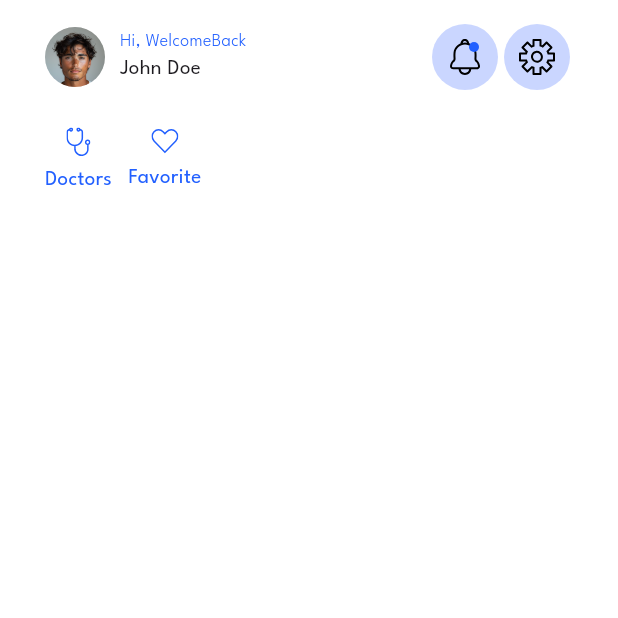
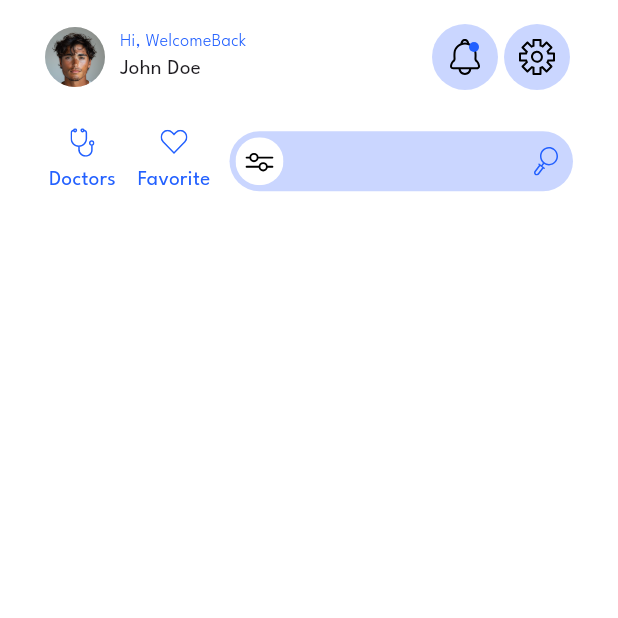
Before and after one commit to IvanLiakhDEV/flutter-markup, a Flutter app: the screen it shows after launch, on a phone screen of 412 x 824 dp, the top half of it. Run offline on Flutter 3.47's test engine with Material 3 defaults, Android fonts, the light colour scheme and no system bars; our stand-ins replace flutter_svg.

Commit message:
Створено віджет SearchBar. Оновлено HomeScreen. Додано нові іконки

```diff
--- a/lib/main.dart
+++ b/lib/main.dart
@@ -17,6 +17,7 @@ class MainApp extends StatelessWidget {
   Widget build(BuildContext context) {
     return MaterialApp(
       debugShowCheckedModeBanner: false,
+
       theme: ThemeData(
         useMaterial3: true,
         fontFamily: 'League Spartan',
--- a/lib/screens/home-screen.dart
+++ b/lib/screens/home-screen.dart
@@ -2,6 +2,7 @@ import 'package:flutter/material.dart';
 import 'package:flutter_markup/core/app-style.dart';
 import 'package:flutter_markup/widgets/app-iconbutton.dart';
 import 'package:flutter_markup/widgets/app-category-tile.dart';
+import 'package:flutter_markup/widgets/app_searchbar.dart';
 import 'package:flutter_svg/flutter_svg.dart';
 
 class HomeScreen extends StatelessWidget {
@@ -30,7 +31,6 @@ class HomeScreen extends StatelessWidget {
                       SizedBox(width: 10),
                       Column(
                         crossAxisAlignment: CrossAxisAlignment.start,
-
                         children: [
                           Text(
                             'Hi, WelcomeBack',
@@ -51,16 +51,10 @@ class HomeScreen extends StatelessWidget {
                     ],
                   ),
                   SizedBox(height: 23),
+
                   Row(
+                    crossAxisAlignment: CrossAxisAlignment.center,
                     children: [
-                      Row(
-                        children: [
-                          /**
-                           *
-                           * TODO:
-                           * Створити та додати searchbar, додати іконки, додати стилі для тексту кнопки
-                           *
-                           */
                       AppCategoryTile(
                         label: 'Doctors',
                         icon: 'assets/images/stethoscope.svg',
@@ -72,8 +66,8 @@ class HomeScreen extends StatelessWidget {
                         icon: 'assets/images/heart.svg',
                         onTap: () => {},
                       ),
-                        ],
-                      ),
+                      SizedBox(width: 12),
+                      Expanded(child: AppSearchbar()),
                     ],
                   ),
                 ],
--- a/lib/widgets/app-category-tile.dart
+++ b/lib/widgets/app-category-tile.dart
@@ -15,25 +15,30 @@ class AppCategoryTile extends StatelessWidget {
 
   @override
   Widget build(BuildContext context) {
-    return Material(
-      color: Colors.transparent,
-      child: InkWell(
+    return InkWell(
       onTap: onTap,
-        child: Center(
+      borderRadius: BorderRadius.circular(10),
+
+      child: SizedBox(
+        height: 45,
+        width: 50,
+
         child: Column(
-            spacing: 6,
-            mainAxisAlignment: MainAxisAlignment.center,
-            crossAxisAlignment: CrossAxisAlignment.center,
+          mainAxisAlignment: MainAxisAlignment.spaceBetween,
           children: [
-              SvgPicture.asset(icon),
+            SizedBox(
+              height: 20,
+              child: SvgPicture.asset(icon, fit: BoxFit.contain),
+            ),
             Text(
               label,
+              maxLines: 1,
+              overflow: TextOverflow.ellipsis,
               style: AppTextStyles.sm.copyWith(color: AppColors.textPrimary),
             ),
           ],
         ),
       ),
-      ),
     );
   }
 }
--- /dev/null
+++ b/lib/widgets/app_searchbar.dart
@@ -0,0 +1,43 @@
+import 'package:flutter/material.dart';
+import 'package:flutter_markup/core/app-style.dart';
+import 'package:flutter_svg/flutter_svg.dart';
+
+class AppSearchbar extends StatelessWidget {
+  const AppSearchbar({super.key});
+
+  @override
+  Widget build(BuildContext context) {
+    return TextField(
+      style: AppTextStyles.sm.copyWith(color: AppColors.textPrimary),
+      textAlignVertical: TextAlignVertical.center,
+      decoration: InputDecoration(
+        isDense: true,
+        filled: true,
+        fillColor: AppColors.surfaceBackground,
+        contentPadding: EdgeInsets.zero,
+        prefixIconConstraints: const BoxConstraints(minWidth: 0, minHeight: 0),
+        suffixIconConstraints: const BoxConstraints(minWidth: 0, minHeight: 0),
+        prefixIcon: Padding(
+          padding: const EdgeInsets.symmetric(horizontal: 4, vertical: 4),
+          child: SvgPicture.asset(
+            'assets/images/filter.svg',
+            width: 32,
+            height: 32,
+          ),
+        ),
+        suffixIcon: Padding(
+          padding: const EdgeInsets.symmetric(horizontal: 10, vertical: 4),
+          child: SvgPicture.asset(
+            'assets/images/search.svg',
+            fit: BoxFit.scaleDown,
+          ),
+        ),
+        border: OutlineInputBorder(
+          borderRadius: BorderRadius.circular(23),
+          borderSide: BorderSide.none,
+        ),
+        hintStyle: TextStyle(color: Colors.amber),
+      ),
+    );
+  }
+}
```
Also changed, not shown: pubspec.yaml (+1 -11 lines), assets/images/filter.svg (added), assets/images/search.svg (added). Lines whose indentation alone changed are shown as unchanged.
